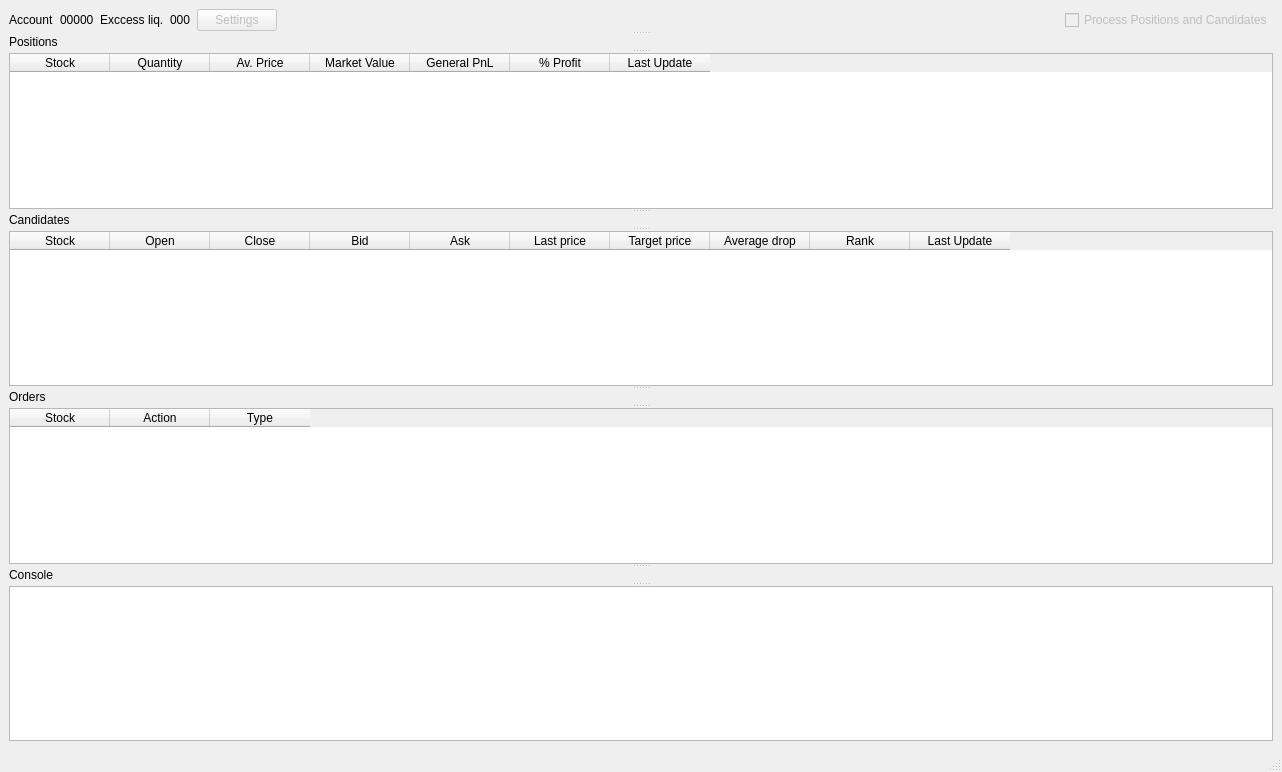
Before: the Qt Designer form UI/MainWindow.ui in colaisr/algotrader, drawn with Qt 5.
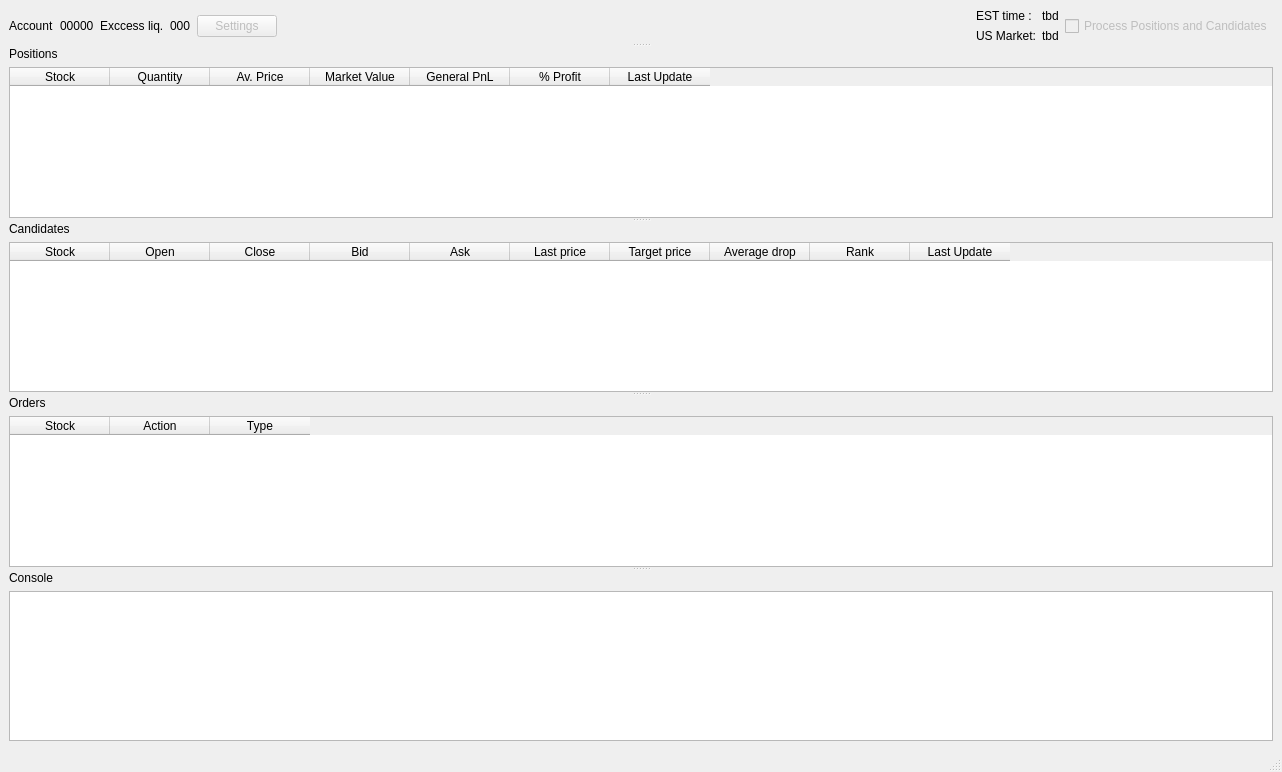
After: the same form once the commit is applied.

Commit message: time labels added

Diff of the .ui file:
```diff
--- a/UI/MainWindow.ui
+++ b/UI/MainWindow.ui
@@ -20,14 +20,14 @@
      <height>400</height>
     </size>
    </property>
-   <layout class="QVBoxLayout" name="verticalLayout">
-    <item>
+   <layout class="QGridLayout" name="gridLayout">
+    <item row="0" column="0">
      <widget class="QSplitter" name="splitter">
       <property name="orientation">
        <enum>Qt::Vertical</enum>
       </property>
-      <widget class="QWidget" name="layoutWidget">
-       <layout class="QHBoxLayout" name="horizontalLayout_3">
+      <widget class="QWidget" name="">
+       <layout class="QHBoxLayout" name="horizontalLayout_4">
         <item>
          <layout class="QHBoxLayout" name="horizontalLayout">
           <item>
@@ -87,6 +87,46 @@
           </property>
          </spacer>
         </item>
+        <item>
+         <layout class="QHBoxLayout" name="horizontalLayout_3">
+          <item>
+           <layout class="QVBoxLayout" name="verticalLayout">
+            <item>
+             <widget class="QLabel" name="label_4">
+              <property name="text">
+               <string>EST time :</string>
+              </property>
+             </widget>
+            </item>
+            <item>
+             <widget class="QLabel" name="label_5">
+              <property name="text">
+               <string>US Market:</string>
+              </property>
+             </widget>
+            </item>
+           </layout>
+          </item>
+          <item>
+           <layout class="QVBoxLayout" name="verticalLayout_2">
+            <item>
+             <widget class="QLabel" name="lblTime">
+              <property name="text">
+               <string>tbd</string>
+              </property>
+             </widget>
+            </item>
+            <item>
+             <widget class="QLabel" name="lblMarket">
+              <property name="text">
+               <string>tbd</string>
+              </property>
+             </widget>
+            </item>
+           </layout>
+          </item>
+         </layout>
+        </item>
         <item>
          <widget class="QCheckBox" name="chbxProcess">
           <property name="enabled">
@@ -99,11 +139,16 @@
         </item>
        </layout>
       </widget>
+      <widget class="QWidget" name="">
+       <layout class="QVBoxLayout" name="verticalLayout_6">
+        <item>
       <widget class="QLabel" name="lblPositions">
        <property name="text">
         <string>Positions</string>
        </property>
       </widget>
+        </item>
+        <item>
       <widget class="QTableWidget" name="tPositions">
        <column>
         <property name="text">
@@ -150,11 +195,19 @@
         </property>
        </column>
       </widget>
+        </item>
+       </layout>
+      </widget>
+      <widget class="QWidget" name="">
+       <layout class="QVBoxLayout" name="verticalLayout_5">
+        <item>
       <widget class="QLabel" name="lblCandidates">
        <property name="text">
         <string>Candidates</string>
        </property>
       </widget>
+        </item>
+        <item>
       <widget class="QTableWidget" name="tCandidates">
        <column>
         <property name="text">
@@ -207,11 +260,19 @@
         </property>
        </column>
       </widget>
+        </item>
+       </layout>
+      </widget>
+      <widget class="QWidget" name="">
+       <layout class="QVBoxLayout" name="verticalLayout_4">
+        <item>
       <widget class="QLabel" name="lblOrders">
        <property name="text">
         <string>Orders</string>
        </property>
       </widget>
+        </item>
+        <item>
       <widget class="QTableWidget" name="tOrders">
        <column>
         <property name="text">
@@ -229,29 +290,30 @@
         </property>
        </column>
       </widget>
+        </item>
+       </layout>
+      </widget>
+      <widget class="QWidget" name="">
+       <layout class="QVBoxLayout" name="verticalLayout_3">
+        <item>
       <widget class="QLabel" name="label_2">
        <property name="text">
         <string>Console</string>
        </property>
       </widget>
+        </item>
+        <item>
       <widget class="QTextEdit" name="consoleOut">
        <property name="readOnly">
         <bool>true</bool>
        </property>
       </widget>
-     </widget>
     </item>
    </layout>
   </widget>
-  <widget class="QMenuBar" name="menubar">
-   <property name="geometry">
-    <rect>
-     <x>0</x>
-     <y>0</y>
-     <width>1282</width>
-     <height>22</height>
-    </rect>
-   </property>
+     </widget>
+    </item>
+   </layout>
   </widget>
   <widget class="QStatusBar" name="statusbar"/>
  </widget>
```
Lines whose indentation alone changed are shown as unchanged. The commit also changes 4 other files.
